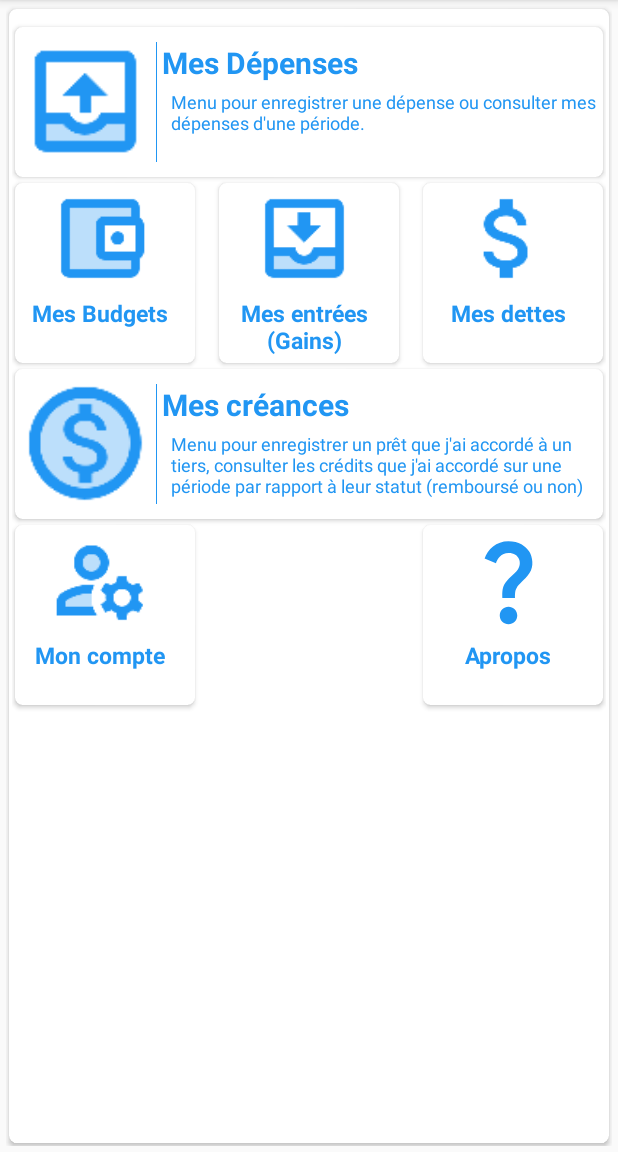
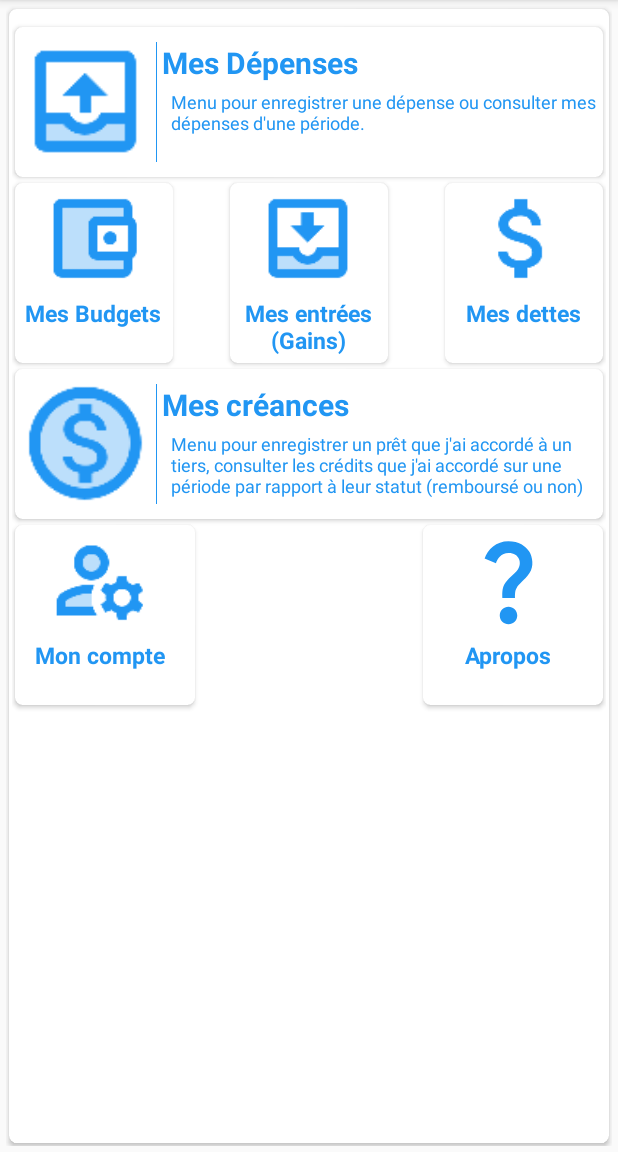
Before and after one commit to Abdoulbasihd/my-personal-budget-computer, an Android app: the screen it shows after launch (MainMenuActivity), on a phone screen of 412 x 824 dp, the part 84-1236 px from its top. Run offline under Robolectric (Android 15) with nearby library versions, the phone set to English and light mode, and no system bars; our stand-ins replace data binding.

Commit message:
menu reviewed, ok

```diff
--- a/MyBudgetizer/app/src/main/java/cm/abimmobiledev/mybudgetizer/ui/MainMenuActivity.java
+++ b/MyBudgetizer/app/src/main/java/cm/abimmobiledev/mybudgetizer/ui/MainMenuActivity.java
@@ -1,6 +1,5 @@
 package cm.abimmobiledev.mybudgetizer.ui;
 
-import androidx.appcompat.app.AlertDialog;
 import androidx.appcompat.app.AppCompatActivity;
 import androidx.databinding.DataBindingUtil;
 
@@ -11,7 +10,6 @@ import com.google.android.material.snackbar.Snackbar;
 import cm.abimmobiledev.mybudgetizer.R;
 import cm.abimmobiledev.mybudgetizer.databinding.ActivityMainMenuBinding;
 import cm.abimmobiledev.mybudgetizer.nav.ExNavigation;
-import cm.abimmobiledev.mybudgetizer.useful.Util;
 
 public class MainMenuActivity extends AppCompatActivity {
 
--- a/MyBudgetizer/app/src/main/res/layout/activity_main_menu.xml
+++ b/MyBudgetizer/app/src/main/res/layout/activity_main_menu.xml
@@ -98,7 +98,7 @@
                 <androidx.cardview.widget.CardView
                     android:id="@+id/card_budget"
                     android:layout_below="@+id/card_expenses"
-                    android:layout_width="120dp"
+                    android:layout_width="105dp"
                     android:layout_height="120dp"
                     android:layout_margin="@dimen/small_margin_2"
                     app:cardElevation="@dimen/default_card_elevation_2"
@@ -111,17 +111,20 @@
 
                         <ImageView
                             android:id="@+id/budget_logo"
-                            android:layout_width="110dp"
+                            android:layout_width="100dp"
                             android:layout_height="70dp"
-                            android:layout_margin="@dimen/small_margin_2"
-                            android:src="@drawable/twotone_account_balance_wallet_blue_500_48dp"
-                            android:contentDescription="@string/icon_expenses" />
+                            android:layout_marginStart="@dimen/small_margin_2"
+                            android:layout_marginTop="@dimen/small_margin_2"
+                            android:layout_marginEnd="@dimen/small_margin_2"
+                            android:layout_marginBottom="@dimen/small_margin_2"
+                            android:contentDescription="@string/icon_expenses"
+                            android:src="@drawable/twotone_account_balance_wallet_blue_500_48dp" />
 
                         <TextView
                             android:id="@+id/budget_title"
                             android:layout_below="@+id/budget_logo"
                             android:layout_margin="@dimen/small_margin_2"
-                            android:layout_width="110dp"
+                            android:layout_width="100dp"
                             android:layout_height="wrap_content"
                             android:text="@string/my_budgets"
                             android:textSize="@dimen/title_text_medium_size_15"
@@ -138,7 +141,7 @@
                     android:id="@+id/card_earning"
                     android:layout_below="@+id/card_expenses"
                     android:layout_centerHorizontal="true"
-                    android:layout_width="120dp"
+                    android:layout_width="105dp"
                     android:layout_height="120dp"
                     android:layout_margin="@dimen/small_margin_2"
                     app:cardElevation="@dimen/default_card_elevation_2"
@@ -151,7 +154,7 @@
 
                         <ImageView
                             android:id="@+id/earning_logo"
-                            android:layout_width="110dp"
+                            android:layout_width="100dp"
                             android:layout_height="70dp"
                             android:layout_marginStart="@dimen/small_margin_2"
                             android:layout_marginTop="@dimen/small_margin_2"
@@ -162,7 +165,7 @@
 
                         <TextView
                             android:id="@+id/earning_title"
-                            android:layout_width="110dp"
+                            android:layout_width="100dp"
                             android:layout_height="wrap_content"
                             android:layout_below="@+id/earning_logo"
                             android:layout_marginStart="@dimen/small_margin_2"
@@ -183,7 +186,7 @@
                     android:id="@+id/card_debts"
                     android:layout_below="@+id/card_expenses"
                     android:layout_alignParentEnd="true"
-                    android:layout_width="120dp"
+                    android:layout_width="105dp"
                     android:layout_height="120dp"
                     android:layout_margin="@dimen/small_margin_2"
                     app:cardElevation="@dimen/default_card_elevation_2"
@@ -196,7 +199,7 @@
 
                         <ImageView
                             android:id="@+id/debts_logo"
-                            android:layout_width="110dp"
+                            android:layout_width="100dp"
                             android:layout_height="70dp"
                             android:layout_margin="@dimen/small_margin_2"
                             android:src="@drawable/twotone_attach_money_blue_500_48dp"
@@ -206,7 +209,7 @@
                             android:id="@+id/debts_title"
                             android:layout_below="@+id/debts_logo"
                             android:layout_margin="@dimen/small_margin_2"
-                            android:layout_width="110dp"
+                            android:layout_width="100dp"
                             android:layout_height="wrap_content"
                             android:text="@string/my_debts"
                             android:textSize="@dimen/title_text_medium_size_15"
--- a/MyBudgetizer/build.gradle
+++ b/MyBudgetizer/build.gradle
@@ -5,7 +5,7 @@ buildscript {
         jcenter()
     }
     dependencies {
-        classpath "com.android.tools.build:gradle:4.0.1"
+        classpath 'com.android.tools.build:gradle:7.0.4'
 
         // NOTE: Do not place your application dependencies here; they belong
         // in the individual module build.gradle files
--- a/MyBudgetizer/gradle.properties
+++ b/MyBudgetizer/gradle.properties
@@ -17,3 +17,5 @@ org.gradle.jvmargs=-Xmx2048m
 android.useAndroidX=true
 # Automatically convert third-party libraries to use AndroidX
 android.enableJetifier=true
+
+android.databiding.enableV2=true
```
Also changed, not shown: MyBudgetizer/app/build.gradle (+28 -4 lines), MyBudgetizer/app/src/main/AndroidManifest.xml (+5 -2 lines), MyBudgetizer/gradle/wrapper/gradle-wrapper.properties.
